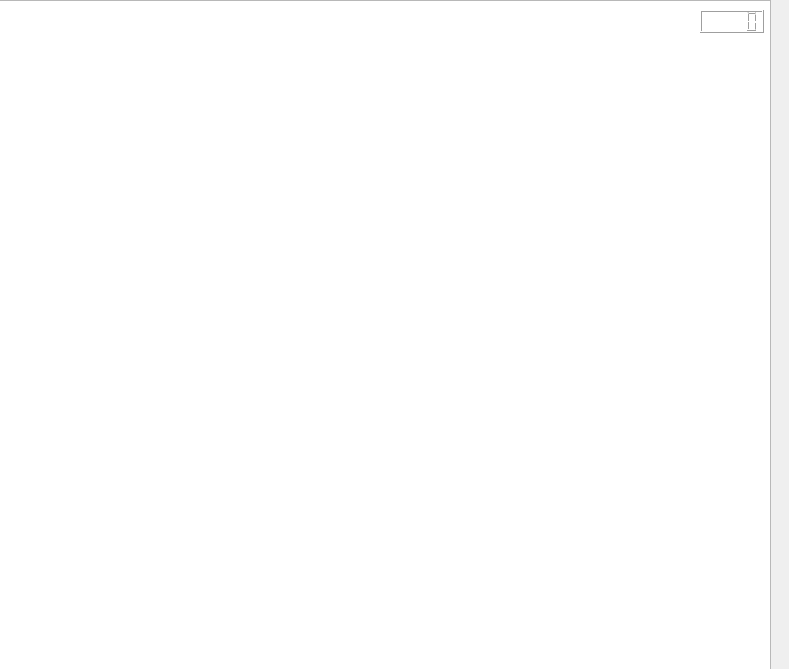
Imarjimenez/Proyecto-final, file mainwindow.ui: the form before one commit.
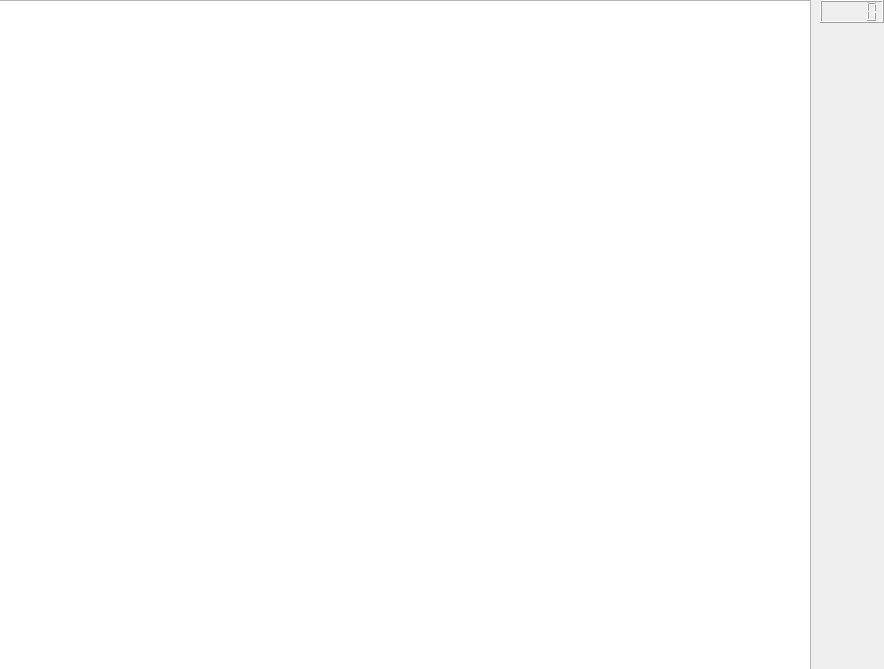
The form after the commit.

What changed in the file:
```diff
--- a/mainwindow.ui
+++ b/mainwindow.ui
@@ -6,7 +6,7 @@
    <rect>
     <x>0</x>
     <y>0</y>
-    <width>789</width>
+    <width>884</width>
     <height>669</height>
    </rect>
   </property>
@@ -19,7 +19,7 @@
      <rect>
       <x>-20</x>
       <y>0</y>
-      <width>791</width>
+      <width>831</width>
       <height>671</height>
      </rect>
     </property>
@@ -27,8 +27,8 @@
    <widget class="QLCDNumber" name="lcdNumber">
     <property name="geometry">
      <rect>
-      <x>700</x>
-      <y>10</y>
+      <x>820</x>
+      <y>0</y>
       <width>64</width>
       <height>23</height>
      </rect>
```
